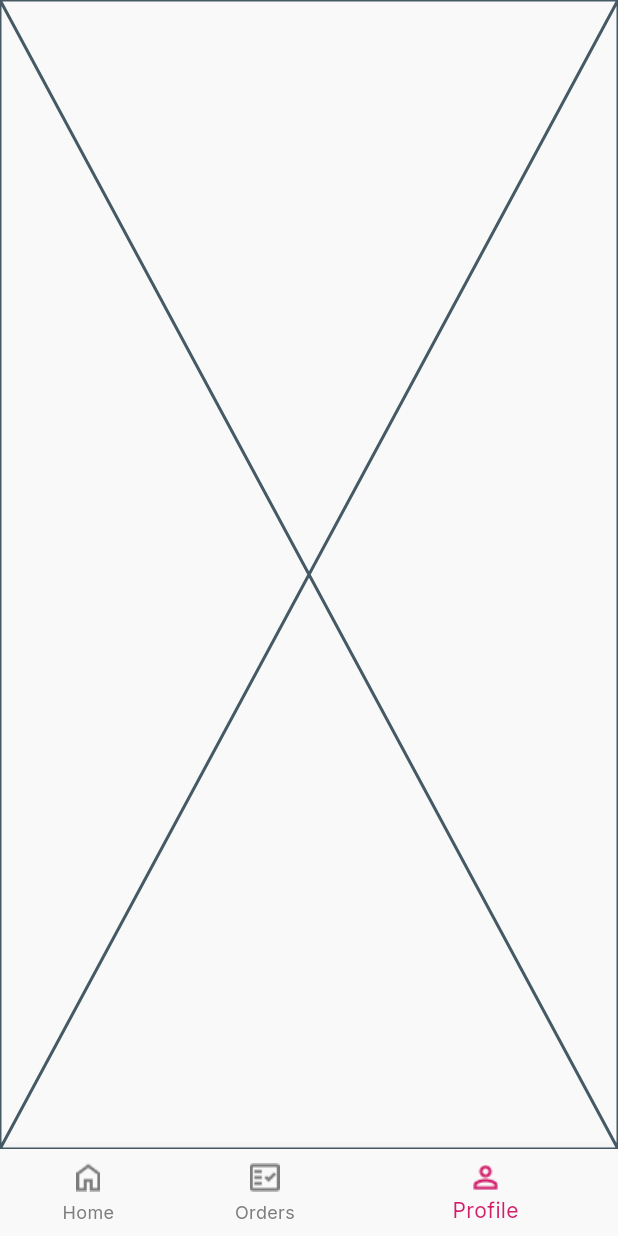
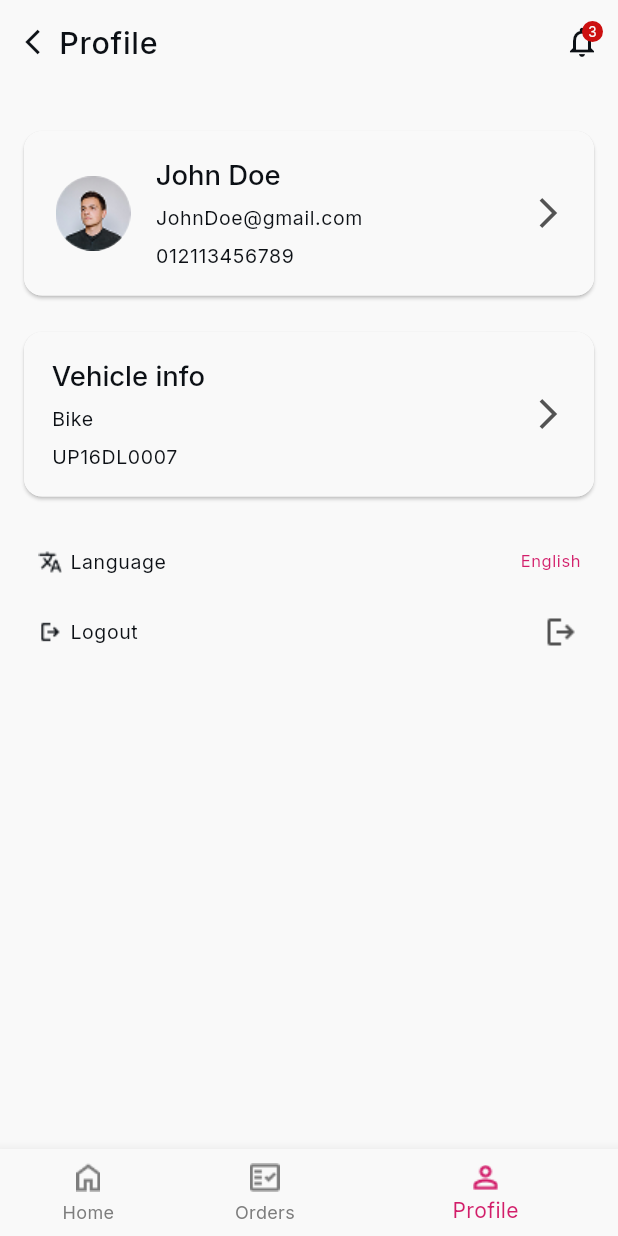
Before and after one commit to Bablu521/Elevate-Tracking-App, a Flutter app: the MainHomeScreen screen opened by its route, swiped to page 3, on a phone screen of 412 x 824 dp. Run offline on Flutter 3.47's test engine with Material 3 defaults, Android fonts, the phone set to English and light mode, and no system bars; our stand-ins replace dio, equatable, flutter_bloc, flutter_screenutil, flutter_secure_storage, geolocator and 5 more; accounts and stored records are empty; generated files the repository leaves out were written again.

Commit message:
complete profile screen ui with logout dialog

```diff
--- a/lib/core/router/app_router.dart
+++ b/lib/core/router/app_router.dart
@@ -36,14 +36,15 @@ abstract class AppRouter {
     ),
     GoRoute(
       path: RouteNames.profile,
-      builder: (context, state) => const ProfileScreen(),
+      builder: (context, state) => ProfileScreen(),
     ),
 
   ];
 
   static GoRouter router(String? token) {
     return GoRouter(
-      initialLocation: token == null ? RouteNames.onboarding : RouteNames.home,
+      initialLocation: token == null ? RouteNames.onboarding : RouteNames.mainHome,
+      // initialLocation: RouteNames.profile,
       routes: routes,
     );
   }
--- a/lib/l10n/intl_en.arb
+++ b/lib/l10n/intl_en.arb
@@ -44,5 +44,11 @@
   "enterYourEmail": "Enter your email",
   "enterYourPassword": "Enter your password",
   "continueWord": "Continue",
-  "error": "Error"
+  "error": "Error",
+  "language": "Language",
+  "english": "English",
+  "logout": "Logout",
+  "logoutDialogTitle": "LOGOUT",
+  "confirmLogout": "Confirm logout!!",
+  "cancel": "Cancel"
 }
--- a/lib/presentation/main_home/views/widgets/custom_page_view.dart
+++ b/lib/presentation/main_home/views/widgets/custom_page_view.dart
@@ -20,7 +20,7 @@ class CustomPageView extends StatelessWidget {
       children: [
         const HomeScreen(),
         const OrdersScreen(),
-        const ProfileScreen(),
+        ProfileScreen(),
       ],
     );
   }
--- a/lib/presentation/profile/views/screen/profile_screen.dart
+++ b/lib/presentation/profile/views/screen/profile_screen.dart
@@ -1,10 +1,59 @@
+import 'package:elevate_tracking_app/core/constants/app_colors.dart';
+import 'package:elevate_tracking_app/generated/l10n.dart';
+import 'package:elevate_tracking_app/presentation/profile/views/widgets/profile_view_body.dart';
 import 'package:flutter/material.dart';
+import 'package:flutter_screenutil/flutter_screenutil.dart';
+import 'package:go_router/go_router.dart';
 
+// ignore: must_be_immutable
 class ProfileScreen extends StatelessWidget {
-  const ProfileScreen({super.key});
+  ProfileScreen({super.key});
+
+  int notificationCount = 3;
+
 
   @override
   Widget build(BuildContext context) {
-    return const Placeholder();
+    return Scaffold(
+      appBar: AppBar(
+        title: Text(AppLocalizations.of(context).profile , style: Theme.of(context).textTheme.bodyLarge!.copyWith(fontWeight: FontWeight.w500),),
+        leading: Padding(
+          padding: EdgeInsets.only(left: 8.w),
+          child: IconButton(
+            onPressed: () => context.canPop() ? context.pop() : null,
+            icon: const Icon(Icons.arrow_back_ios , size: 20,),
+          ),
+        ),
+        actions: [
+          Stack(
+            children: [
+              IconButton(
+                icon: const Icon(Icons.notifications_none,size: 24,),
+                onPressed: () {},
+              ),
+              Positioned(
+                right: 10,
+                top: 10,
+                child: Container(
+                  width: 14,
+                  height: 14,
+                  decoration: const BoxDecoration(
+                    color: AppColors.red,
+                    shape: BoxShape.circle,
+                  ),
+                  child: Center(
+                    child: Text(
+                      notificationCount.toString(),
+                      style: TextStyle(color: AppColors.white, fontSize: 9),
+                    ),
+                  ),
+                ),
+              ),
+            ],
+          ),
+        ],
+      ),
+      body: const SafeArea(child: ProfileViewBody()),
+    );
   }
 }
--- /dev/null
+++ b/lib/presentation/profile/views/widgets/logout_dialog.dart
@@ -0,0 +1,76 @@
+import 'package:elevate_tracking_app/core/constants/app_colors.dart';
+import 'package:elevate_tracking_app/generated/l10n.dart';
+import 'package:flutter/material.dart';
+
+class LogoutDialog extends StatelessWidget {
+  final VoidCallback onLogout;
+
+  const LogoutDialog({super.key, required this.onLogout});
+
+  @override
+  Widget build(BuildContext context) {
+    return Dialog(
+      shape: RoundedRectangleBorder(borderRadius: BorderRadius.circular(10)),
+      child: Padding(
+        padding: const EdgeInsets.all(20),
+        child: Column(
+          mainAxisSize: MainAxisSize.min,
+          children: [
+            Text(
+              AppLocalizations.of(context).logoutDialogTitle,
+              style: Theme.of(context).textTheme.headlineMedium!.copyWith(fontWeight: FontWeight.w600) ,
+            ),
+            const SizedBox(height: 8),
+            Text(
+              AppLocalizations.of(context).confirmLogout,
+              style: Theme.of(context).textTheme.bodyMedium,
+            ),
+            const SizedBox(height: 24),
+            Row(
+              mainAxisAlignment: MainAxisAlignment.spaceEvenly,
+              children: [
+                OutlinedButton(
+                  style: OutlinedButton.styleFrom(
+                    side: const BorderSide(color: AppColors.gray),
+                    shape: const StadiumBorder(),
+                    padding: const EdgeInsets.symmetric(
+                      vertical: 10,
+                      horizontal: 24,
+                    ),
+                  ),
+                  onPressed: () => Navigator.of(context).pop(),
+                  child: Text(
+                    AppLocalizations.of(context).cancel,
+                    style: Theme.of(context).textTheme.bodyMedium!.copyWith(fontWeight: FontWeight.w500,color: AppColors.gray),
+                  ),
+                ),
+
+                ElevatedButton(
+                  style: ElevatedButton.styleFrom(
+                    backgroundColor: AppColors.mainColor,
+                    shape: const StadiumBorder(),
+                    padding: const EdgeInsets.symmetric(
+                      vertical: 10,
+                      horizontal: 24,
+                    ),
+                  ),
+                  onPressed: () {
+                    Navigator.of(context).pop();
+                    onLogout();
+                  },
+                  child: Text(
+                    AppLocalizations.of(context).logout,
+                    style: Theme.of(context).textTheme.bodyMedium!.copyWith(
+                      fontWeight: FontWeight.w500,
+                      color: AppColors.white,
+                    ),
+                  ),
+                ),
+              ],
+            ),
+          ],
+        ),
+      ),
+    );
+  }
+}
--- /dev/null
+++ b/lib/presentation/profile/views/widgets/profile_details_card.dart
@@ -0,0 +1,76 @@
+import 'package:elevate_tracking_app/core/constants/app_colors.dart';
+import 'package:elevate_tracking_app/core/constants/app_images.dart';
+import 'package:flutter/material.dart';
+import 'package:flutter_screenutil/flutter_screenutil.dart';
+
+class ProfileDetailsCard extends StatelessWidget {
+  const ProfileDetailsCard({super.key});
+
+  @override
+  Widget build(BuildContext context) {
+    return Material(
+            elevation: 1,
+            borderRadius: BorderRadius.circular(12),
+            child: Container(
+              height: 108.h,
+              width: double.infinity,
+              decoration: BoxDecoration(
+                border: Border.all(color: AppColors.white, width: 1),
+                borderRadius: BorderRadius.circular(12),
+              ),
+              child: Row(
+                crossAxisAlignment: CrossAxisAlignment.center,
+                children: [
+                  SizedBox(width: 16.w),
+                  Container(
+                    height: 50.h,
+                    width: 50.w,
+                    decoration: const BoxDecoration(
+                      shape: BoxShape.circle,
+                      image: DecorationImage(
+                        image: AssetImage(AppImages.imagePhotoProfile),
+                      ),
+                    ),
+                  ),
+                  SizedBox(width: 13.w),
+                  Expanded(
+                    child: Column(
+                      crossAxisAlignment: CrossAxisAlignment.start,
+                      mainAxisAlignment: MainAxisAlignment.center,
+                      children: [
+                        Text(
+                          "John Doe",
+                          style: Theme.of(context).textTheme.headlineMedium,
+                        ),
+                        SizedBox(height: 8.h),
+                        Text(
+                          "JohnDoe@gmail.com",
+                          style: Theme.of(context).textTheme.bodySmall!.copyWith(fontSize: 13),
+                        ),
+                        SizedBox(height: 8.h),
+                        Text(
+                          "012113456789",
+                          style: Theme.of(context).textTheme.bodySmall!.copyWith(fontSize: 13),
+                        ),
+                      ],
+                    ),
+                  ),
+                  Padding(
+                    padding: EdgeInsets.only(right: 16.w),
+                    child: InkWell(
+                      onTap: () {
+                        // navigate to update profile info
+                      },
+                      child: const Icon(
+                        Icons.arrow_forward_ios,
+                        size: 24,
+                        color: AppColors.gray,
+                      ),
+                    ),
+                  ),
+                ],
+              ),
+            ),
+          );
+  }
+}
--- /dev/null
+++ b/lib/presentation/profile/views/widgets/profile_view_body.dart
@@ -0,0 +1,116 @@
+import 'package:elevate_tracking_app/core/constants/app_colors.dart';
+import 'package:elevate_tracking_app/core/constants/app_icons.dart';
+import 'package:elevate_tracking_app/generated/l10n.dart';
+import 'package:elevate_tracking_app/presentation/profile/views/widgets/logout_dialog.dart';
+import 'package:elevate_tracking_app/presentation/profile/views/widgets/profile_details_card.dart';
+import 'package:elevate_tracking_app/presentation/profile/views/widgets/vehicle_info_card.dart';
+import 'package:flutter/material.dart';
+import 'package:flutter_screenutil/flutter_screenutil.dart';
+
+class ProfileViewBody extends StatelessWidget {
+  const ProfileViewBody({super.key});
+
+  @override
+  Widget build(BuildContext context) {
+    return Padding(
+      padding: const EdgeInsets.symmetric(horizontal: 16),
+      child: Column(
+        children: [
+          SizedBox(height: 31.h),
+          const ProfileDetailsCard(),
+          SizedBox(height: 24.h),
+          const VehicleInfoCard(),
+          SizedBox(height: 24.h),
+          Container(
+            height: 38.h,
+            padding: EdgeInsets.symmetric(horizontal: 8.w),
+            child: Row(
+              mainAxisAlignment: MainAxisAlignment.spaceBetween,
+              children: [
+                Row(
+                  children: [
+                    Container(
+                      height: 16.h,
+                      width: 16.w,
+                      decoration: const BoxDecoration(
+                        image: DecorationImage(
+                          image: AssetImage(AppIcons.iconLanguage),
+                        ),
+                      ),
+                    ),
+                    SizedBox(width: 4.w),
+                    Text(
+                      AppLocalizations.of(context).language,
+                      style: Theme.of(
+                        context,
+                      ).textTheme.bodySmall!.copyWith(fontSize: 13),
+                    ),
+                  ],
+                ),
+                Text(
+                  AppLocalizations.of(context).english,
+                  style: Theme.of(context).textTheme.bodySmall!.copyWith(
+                    fontSize: 11,
+                    color: AppColors.mainColor,
+                  ),
+                ),
+              ],
+            ),
+          ),
+          SizedBox(height: 8.h),
+          Container(
+            height: 38.h,
+            padding: EdgeInsets.symmetric(horizontal: 8.w),
+            child: Row(
+              mainAxisAlignment: MainAxisAlignment.spaceBetween,
+              children: [
+                Row(
+                  children: [
+                    Container(
+                      height: 16.h,
+                      width: 16.w,
+                      decoration: const BoxDecoration(
+                        image: DecorationImage(
+                          image: AssetImage(AppIcons.iconLogoutSmall),
+                        ),
+                      ),
+                    ),
+                    SizedBox(width: 4.w),
+                    Text(
+                      AppLocalizations.of(context).logout,
+                      style: Theme.of(
+                        context,
+                      ).textTheme.bodySmall!.copyWith(fontSize: 13),
+                    ),
+                  ],
+                ),
+                InkWell(
+                   onTap: () {
+                    showDialog(
+                      context: context,
+                      barrierDismissible: false,
+                      builder: (context) => LogoutDialog(
+                        onLogout: () {
+                          // your logout logic here
+                        },
+                      ),
+                    );
+                  },
+                  child: Container(
+                    height: 24.h,
+                    width: 24.w,
+                    decoration: const BoxDecoration(
+                      image: DecorationImage(
+                        image: AssetImage(AppIcons.iconLogoutLarge),
+                      ),
+                    ),
+                  ),
+                ),
+              ],
+            ),
+          ),
+        ],
+      ),
+    );
+  }
+}
--- /dev/null
+++ b/lib/presentation/profile/views/widgets/vehicle_info_card.dart
@@ -0,0 +1,67 @@
+import 'package:elevate_tracking_app/core/constants/app_colors.dart';
+import 'package:flutter/material.dart';
+import 'package:flutter_screenutil/flutter_screenutil.dart';
+
+class VehicleInfoCard extends StatelessWidget {
+  const VehicleInfoCard({super.key});
+
+  @override
+  Widget build(BuildContext context) {
+    return Material(
+            elevation: 1,
+            borderRadius: BorderRadius.circular(12),
+            child: Container(
+              height: 108.h,
+              width: double.infinity,
+              decoration: BoxDecoration(
+                border: Border.all(color: AppColors.white, width: 1),
+                borderRadius: BorderRadius.circular(12),
+              ),
+              child: Row(
+                crossAxisAlignment: CrossAxisAlignment.center,
+                children: [
+                  SizedBox(width: 16.w),
+                  Expanded(
+                    child: Padding(
+                      padding: EdgeInsets.symmetric(vertical: 12.h),
+                      child: Column(
+                        crossAxisAlignment: CrossAxisAlignment.start,
+                        mainAxisAlignment: MainAxisAlignment.center,
+                        children: [
+                          Text(
+                            "Vehicle info",
+                            style: Theme.of(context).textTheme.headlineMedium,
+                          ),
+                          SizedBox(height: 8.h),
+                          Text(
+                            "Bike",
+                            style: Theme.of(context).textTheme.bodySmall!.copyWith(fontSize: 13),
+                          ),
+                          SizedBox(height: 8.h),
+                          Text(
+                            "UP16DL0007",
+                            style: Theme.of(context).textTheme.bodySmall!.copyWith(fontSize: 13),
+                          ),
+                        ],
+                      ),
+                    ),
+                  ),
+                  Padding(
+                    padding: EdgeInsets.only(right: 16.w),
+                    child: InkWell(
+                      onTap: () {
+                        // navigate to update profile info
+                      },
+                      child: const Icon(
+                        Icons.arrow_forward_ios,
+                        size: 24,
+                        color: AppColors.gray,
+                      ),
+                    ),
+                  ),
+                ],
+              ),
+            ),
+          );
+  }
+}
```
